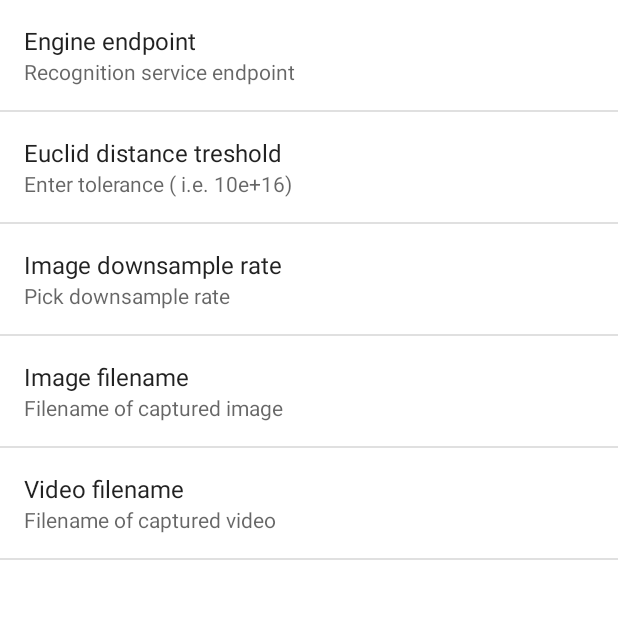
After one commit to elmedinkarisik/authDroid, an Android app: the AppPreferenceActivity screen opened directly, with no data from a screen before it, on a phone screen of 412 x 824 dp, the top half of it. The commit adds this screen. Run offline under Robolectric (Android 15) with nearby library versions, the phone set to English and light mode, and no system bars.

Commit message:
Add and adjust multiple files

```diff
--- a/app/src/main/AndroidManifest.xml
+++ b/app/src/main/AndroidManifest.xml
@@ -18,6 +18,7 @@
                 <category android:name="android.intent.category.LAUNCHER" />
             </intent-filter>
         </activity>
+        <activity android:name=".AppPreferenceActivity" android:label="Preferences" />
     </application>
 
     <uses-sdk android:minSdkVersion="8" />
--- /dev/null
+++ b/app/src/main/java/com/example/authdroid/AppPreferenceActivity.java
@@ -0,0 +1,16 @@
+package com.example.authdroid;
+
+import android.os.Bundle;
+import android.preference.PreferenceActivity;
+
+public class AppPreferenceActivity  extends PreferenceActivity {
+
+    @Override
+    protected void onCreate(Bundle savedInstanceState) {
+
+        super.onCreate(savedInstanceState);
+        addPreferencesFromResource(R.xml.preferences);
+    }
+
+
+}
--- /dev/null
+++ b/app/src/main/res/values/arrays.xml
@@ -0,0 +1,15 @@
+<?xml version="1.0" encoding="utf-8"?>
+<resources>
+    <string-array name="entries">
+        <item>Rate 1</item>
+        <item>Rate 2</item>
+        <item>Rate 6</item>
+        <item>Rate 8</item>
+    </string-array>
+    <string-array name="entry_values">
+        <item>1</item>
+        <item>2</item>
+        <item>6</item>
+        <item>8</item>
+    </string-array>
+</resources>
--- /dev/null
+++ b/app/src/main/res/xml/preferences.xml
@@ -0,0 +1,18 @@
+<?xml version="1.0" encoding="utf-8"?>
+<PreferenceScreen xmlns:android="http://schemas.android.com/apk/res/android">
+	<EditTextPreference android:dialogTitle="Engine endpoint"
+		android:key="engine.endpoint" android:title="Engine endpoint"
+		android:summary="Recognition service endpoint " android:dialogMessage="Enter recognition service URL" android:defaultValue="http://192.168.1.136:8080/auth-ws/services"></EditTextPreference>
+	<EditTextPreference android:dialogTitle="Euclid treshold"
+		android:key="euclid.tolerance" android:title="Euclid distance treshold"
+		android:dialogMessage="Enter Euclid tolerance (i.e. 10e+16)" android:summary="Enter tolerance ( i.e. 10e+16)" android:defaultValue="10e\+16"></EditTextPreference>
+	<ListPreference android:entryValues="@array/entry_values"
+		android:entries="@array/entries" android:dialogTitle="Downsample rate"
+		android:summary="Pick downsample rate" android:title="Image downsample rate" android:key="downsample.rate" android:defaultValue="1"></ListPreference>
+	<EditTextPreference android:dialogMessage="Enter captured image filename"
+		android:dialogTitle="Image filename" android:key="capture.image.name"
+		android:summary="Filename of captured image" android:title="Image filename" android:defaultValue="test.jpg"></EditTextPreference>
+	<EditTextPreference android:dialogMessage="Enter captured video filename"
+		android:dialogTitle="Video filename" android:key="capture.video.name"
+		android:summary="Filename of captured video" android:title="Video filename" android:defaultValue="test.m4v"></EditTextPreference>
+</PreferenceScreen>
```
Also changed, not shown: app/src/main/java/com/example/authdroid/MainActivity.java (+26 -0 lines), app/src/main/res/menu/main_menu.xml (added, +8 -0 lines).
